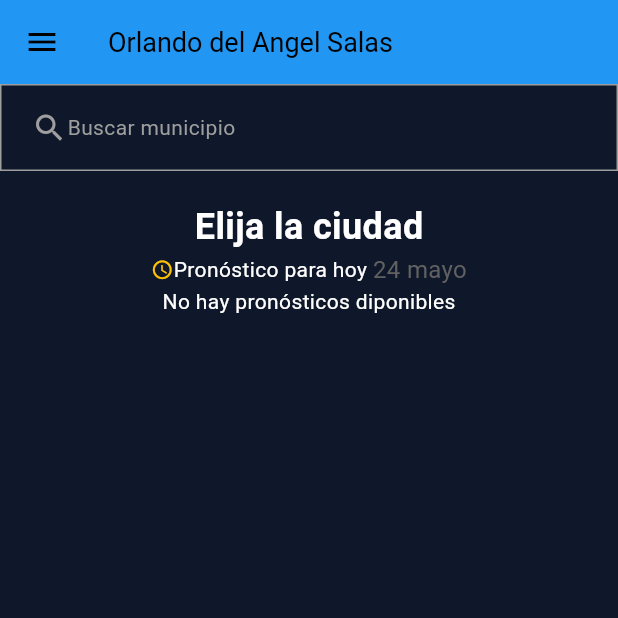
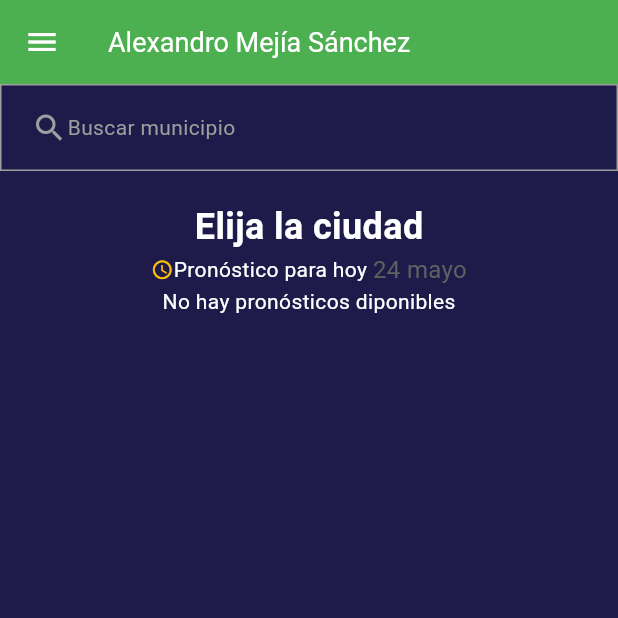
Before and after one commit to alex500tec/smnmainn, a Flutter app: the screen it shows after launch, on a phone screen of 412 x 824 dp, the top half of it. Run offline on Flutter 3.47's test engine with Material 3 defaults, Android fonts, the phone set to English and light mode, and no system bars; our stand-ins replace diacritic, geocoding, geolocator, shared_preferences, weather_icons.

Commit message:
first commit

```diff
--- a/lib/MainApp.dart
+++ b/lib/MainApp.dart
@@ -18,10 +18,10 @@ class MainApp extends StatelessWidget {
   Widget build(BuildContext context) {
     final ThemeData temaClaro = ThemeData(
   brightness: Brightness.light,
-      scaffoldBackgroundColor: const Color(0xFFF1F5F9),
-      primaryColor: const Color(0xFF2563EB), // Azul vibrante
+  scaffoldBackgroundColor: const Color(0xFFF0FDF4), // Gris muy claro verdoso
+  primaryColor: const Color(0xFF10B981), // Verde menta
   appBarTheme: const AppBarTheme(
-        backgroundColor: Color(0xFF2563EB),
+    backgroundColor: Color(0xFF10B981),
     foregroundColor: Colors.white,
     elevation: 0,
   ),
@@ -35,9 +35,9 @@ class MainApp extends StatelessWidget {
     color: Colors.black,
   ),
   colorScheme: const ColorScheme.light(
-        primary: Color(0xFF2563EB),
+    primary: Color(0xFF10B981),
     onPrimary: Colors.white,
-        background: Color(0xFFF1F5F9),
+    background: Color(0xFFF0FDF4),
     onBackground: Colors.black,
     surface: Colors.white,
     onSurface: Colors.black,
@@ -45,11 +45,11 @@ class MainApp extends StatelessWidget {
 );
 
 final ThemeData temaOscuro = ThemeData.dark().copyWith(
-      scaffoldBackgroundColor: const Color(0xFF0F172A), // Fondo oscuro
-      primaryColor: const Color(0xFF60A5FA), // Azul suave
+  scaffoldBackgroundColor: const Color(0xFF1E1B4B), // Morado muy oscuro
+  primaryColor: const Color(0xFF8B5CF6), // Morado brillante
   appBarTheme: const AppBarTheme(
-        backgroundColor: Color(0xFF60A5FA),
-        foregroundColor: Colors.black,
+    backgroundColor: Color(0xFF8B5CF6),
+    foregroundColor: Colors.white,
     elevation: 0,
   ),
   iconTheme: const IconThemeData(
@@ -60,14 +60,15 @@ class MainApp extends StatelessWidget {
         displayColor: Colors.white,
       ),
   colorScheme: const ColorScheme.dark(
-        primary: Color(0xFF60A5FA),
-        onPrimary: Colors.black,
-        background: Color(0xFF0F172A),
+    primary: Color(0xFF8B5CF6),
+    onPrimary: Colors.white,
+    background: Color(0xFF1E1B4B),
     onBackground: Colors.white,
-        surface: Color(0xFF1E293B),
+    surface: Color(0xFF312E81), // Morado más claro para elementos de fondo
     onSurface: Colors.white,
   ),
 );
+
 
     return MultiProvider(
       providers: [
--- a/lib/pages/pagina_favoritos.dart
+++ b/lib/pages/pagina_favoritos.dart
@@ -31,7 +31,7 @@ class _PaginaFavoritosState extends State<PaginaFavoritos> {
   Widget build(BuildContext context) {
     return Scaffold(
       appBar: AppBar(
-        title: const Text('Orlando del Angel Salas'),
+        title: const Text('Alexandro Mejía Sánchez'),
       ),
       body: favoritos.isEmpty
           ? Center(child: Text('No tienes municipios favoritos'))
--- a/lib/pages/pagina_inicial.dart
+++ b/lib/pages/pagina_inicial.dart
@@ -218,9 +218,9 @@ class _PaginaInicialState extends State<PaginaInicial> {
           : SizedBox();
     })
   ],
-  backgroundColor: Colors.blue,
+  backgroundColor: Colors.green,
   title: Text(
-    'Orlando del Angel Salas',
+    'Alexandro Mejía Sánchez',
     style: TextStyle(fontSize: 18),
   ),
 ),
```
Lines whose indentation alone changed are shown as unchanged.
